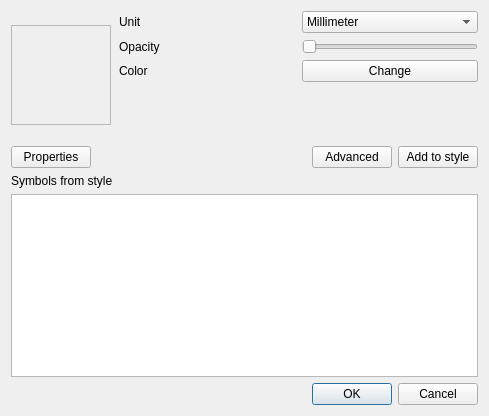
Above: qgis/src/ui/qgssymbolv2selectordialogbase.ui from sourcepole/qgis before the change. Below: the same form after it.
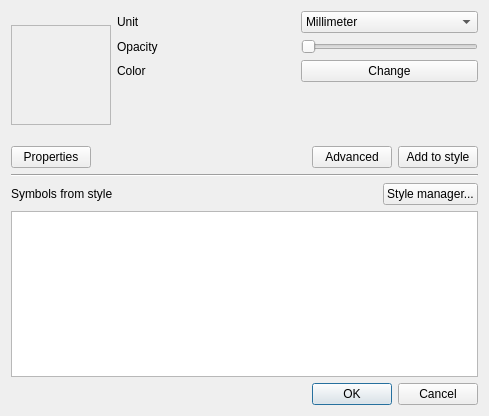
That is the form after the change. Custom widgets are drawn as their Qt base class.

Commit message: Added "style manager..." button to symbol selector so that users will find the style manager more easily.

Patch:
```diff
--- a/qgis/src/ui/qgssymbolv2selectordialogbase.ui
+++ b/qgis/src/ui/qgssymbolv2selectordialogbase.ui
@@ -13,7 +13,7 @@
   <property name="windowTitle">
    <string>Symbol selector</string>
   </property>
-  <layout class="QGridLayout" name="gridLayout_4">
+  <layout class="QGridLayout" name="gridLayout_5">
    <item row="0" column="0">
     <widget class="QLabel" name="lblPreview">
      <property name="sizePolicy">
@@ -246,14 +246,43 @@
      </item>
     </layout>
    </item>
-   <item row="2" column="0">
+   <item row="2" column="0" colspan="2">
+    <widget class="Line" name="line">
+     <property name="orientation">
+      <enum>Qt::Horizontal</enum>
+     </property>
+    </widget>
+   </item>
+   <item row="3" column="0" colspan="2">
+    <layout class="QGridLayout" name="gridLayout_4">
+     <item row="0" column="0">
     <widget class="QLabel" name="label">
      <property name="text">
       <string>Symbols from style</string>
      </property>
     </widget>
    </item>
-   <item row="3" column="0" colspan="2">
+     <item row="0" column="1">
+      <spacer name="horizontalSpacer_2">
+       <property name="orientation">
+        <enum>Qt::Horizontal</enum>
+       </property>
+       <property name="sizeHint" stdset="0">
+        <size>
+         <width>40</width>
+         <height>20</height>
+        </size>
+       </property>
+      </spacer>
+     </item>
+     <item row="0" column="2">
+      <widget class="QPushButton" name="btnStyleManager">
+       <property name="text">
+        <string>Style manager...</string>
+       </property>
+      </widget>
+     </item>
+     <item row="1" column="0" colspan="3">
     <widget class="QListView" name="viewSymbols">
      <property name="sizePolicy">
       <sizepolicy hsizetype="Expanding" vsizetype="Expanding">
@@ -281,6 +310,8 @@
      </property>
     </widget>
    </item>
+    </layout>
+   </item>
    <item row="4" column="0" colspan="2">
     <widget class="QDialogButtonBox" name="buttonBox">
      <property name="orientation">
```
Left out of the diff: 3 changed lines with no effect on the pictures. Lines whose indentation alone changed are shown as unchanged. The commit also changes 2 other files.
